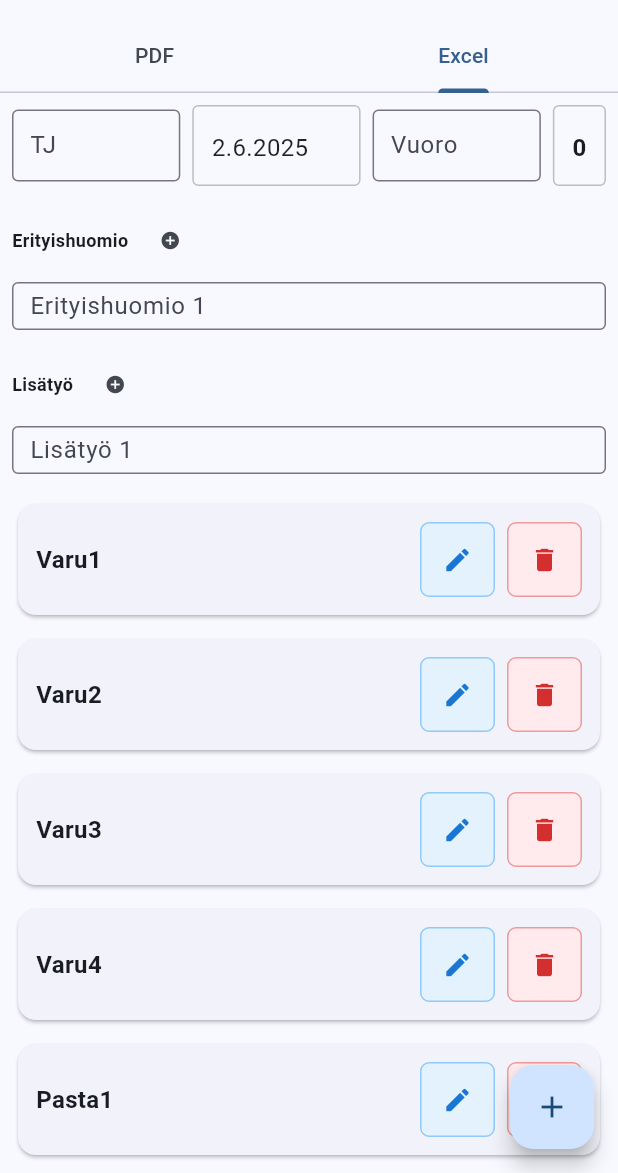
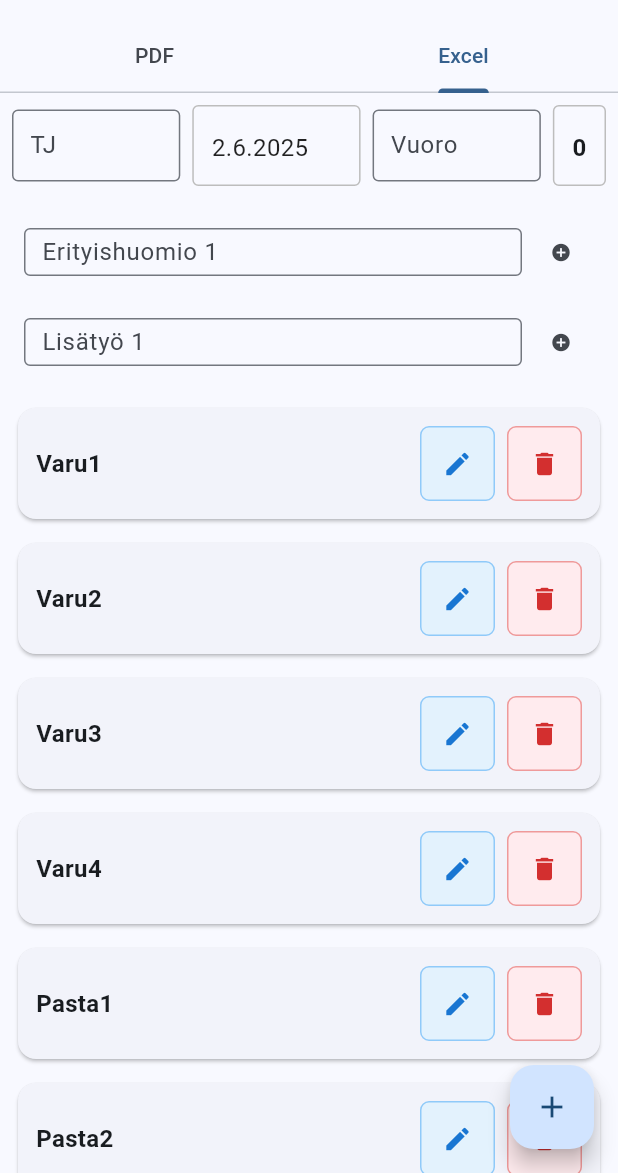
Before and after one commit to Blendermaestro/AEFapp, a Flutter app: the screen it shows after launch, tab 2 chosen, after a tap on the "add circle" icon, on a phone screen of 412 x 824 dp, the part 63-1236 px from its top. Run offline on Flutter 3.47's test engine with Material 3 defaults, Android fonts, the phone set to English and light mode, and no system bars; our stand-ins replace open_file, share_plus, shared_preferences; missing offline and left inert: excel, syncfusion_flutter_pdf, universal_html.

Commit message:
Update: Persistent dark mode + moved notice fields to scroll with profession cards

```diff
--- a/lib/main.dart
+++ b/lib/main.dart
@@ -1,5 +1,6 @@
 import 'package:flutter/material.dart';
 import 'screens/work_card_screen.dart';
+import 'services/local_storage_service.dart';
 
 void main() {
   runApp(const WorkCardApp());
@@ -14,15 +15,50 @@ class WorkCardApp extends StatefulWidget {
 
 class _WorkCardAppState extends State<WorkCardApp> {
   bool _isDarkMode = false;
+  bool _isLoading = true;
 
-  void _toggleTheme(bool isDark) {
+  @override
+  void initState() {
+    super.initState();
+    _loadDarkModePreference();
+  }
+
+  Future<void> _loadDarkModePreference() async {
+    try {
+      final savedDarkMode = await LocalStorageService.loadDarkMode();
+      setState(() {
+        _isDarkMode = savedDarkMode;
+        _isLoading = false;
+      });
+    } catch (e) {
+      setState(() {
+        _isDarkMode = false;
+        _isLoading = false;
+      });
+    }
+  }
+
+  Future<void> _toggleTheme(bool isDark) async {
     setState(() {
       _isDarkMode = isDark;
     });
+    // Save the preference
+    await LocalStorageService.saveDarkMode(isDark);
   }
 
   @override
   Widget build(BuildContext context) {
+    // Show loading screen while loading preferences
+    if (_isLoading) {
+      return MaterialApp(
+        home: Scaffold(
+          body: const Center(
+            child: CircularProgressIndicator(),
+          ),
+        ),
+      );
+    }
+
     return MaterialApp(
       title: 'Työkorttisovellus',
       theme: ThemeData(
--- a/lib/screens/work_card_screen.dart
+++ b/lib/screens/work_card_screen.dart
@@ -209,50 +209,14 @@ class _WorkCardScreenState extends State<WorkCardScreen>
                 ),
               ),
 
-              // Global Notice (shared) - only show on PDF tab
-              AnimatedBuilder(
-                animation: _tabController,
-                builder: (context, child) {
-                  if (_tabController.index == 0) { // PDF tab
-                    return GlobalNoticeField(
-                      value: globalNotice,
-                      onChanged: (value) => setState(() => _saveGlobalNotice(value)),
-                    );
-                  }
-                  return const SizedBox.shrink();
-                },
-              ),
-
-              // Excel-specific fields (only show when Excel tab is active)
-              AnimatedBuilder(
-                animation: _tabController,
-                builder: (context, child) {
-                  if (_tabController.index == 1) {
-                    return ExcelSpecificFields(
-                      comments: comments,
-                      extraWork: extraWork,
-                      onCommentsChanged: (newComments) => setState(() {
-                        comments = newComments;
-                        _saveExcelFields();
-                      }),
-                      onExtraWorkChanged: (newExtraWork) => setState(() {
-                        extraWork = newExtraWork;
-                        _saveExcelFields();
-                      }),
-                    );
-                  }
-                  return const SizedBox.shrink();
-                },
-              ),
-
-              // Profession Cards
+              // Profession Cards and Bottom Fields
               Expanded(
                 child: TabBarView(
                   controller: _tabController,
                   children: [
-                    // PDF Tab - Profession cards
+                    // PDF Tab - Profession cards with global notice scrolling above
                     _buildProfessionCardsList(isPDFTab: true),
-                    // Excel Tab - Profession cards
+                    // Excel Tab - Profession cards with excel fields scrolling above
                     _buildProfessionCardsList(isPDFTab: false),
                   ],
                 ),
@@ -272,22 +236,55 @@ class _WorkCardScreenState extends State<WorkCardScreen>
   Widget _buildProfessionCardsList({required bool isPDFTab}) {
     return ListView.builder(
       padding: const EdgeInsets.all(8),
-      itemCount: professionCards.length,
+      itemCount: professionCards.length + 1, // +1 for the header fields
       itemBuilder: (context, index) {
+        // First item: show the specific fields for each tab
+        if (index == 0) {
+          if (isPDFTab) {
+            // PDF tab: Global Notice Field
+            return Padding(
+              padding: const EdgeInsets.only(bottom: 8),
+              child: GlobalNoticeField(
+                value: globalNotice,
+                onChanged: (value) => setState(() => _saveGlobalNotice(value)),
+              ),
+            );
+          } else {
+            // Excel tab: Excel Specific Fields
+            return Padding(
+              padding: const EdgeInsets.only(bottom: 8),
+              child: ExcelSpecificFields(
+                comments: comments,
+                extraWork: extraWork,
+                onCommentsChanged: (newComments) => setState(() {
+                  comments = newComments;
+                  _saveExcelFields();
+                }),
+                onExtraWorkChanged: (newExtraWork) => setState(() {
+                  extraWork = newExtraWork;
+                  _saveExcelFields();
+                }),
+              ),
+            );
+          }
+        }
+
+        // Profession cards (adjust index since first item is the fields)
+        final cardIndex = index - 1;
         return Padding(
           padding: const EdgeInsets.only(bottom: 8),
           child: ProfessionCard(
-            data: professionCards[index],
+            data: professionCards[cardIndex],
             isPDFTab: isPDFTab,
             onDataChanged: (newData) {
               setState(() {
-                professionCards[index] = newData;
+                professionCards[cardIndex] = newData;
                 _saveProfessionCards();
               });
             },
             onDelete: () {
               setState(() {
-                professionCards.removeAt(index);
+                professionCards.removeAt(cardIndex);
                 _saveProfessionCards();
               });
             },
--- a/lib/widgets/excel_specific_fields.dart
+++ b/lib/widgets/excel_specific_fields.dart
@@ -73,47 +73,11 @@ class _ExcelSpecificFieldsState extends State<ExcelSpecificFields> {
       child: Column(
         crossAxisAlignment: CrossAxisAlignment.start,
         children: [
-          // Comments Section
-          Row(
-            children: [
-              const Text(
-                'Erityishuomio',
-                style: TextStyle(fontSize: 12, fontWeight: FontWeight.bold),
-              ),
-              const SizedBox(width: 4),
-              if (_getLastNonEmptyIndex(widget.comments) < 2)
-                IconButton(
-                  onPressed: _addComment,
-                  icon: const Icon(Icons.add_circle),
-                  iconSize: 14,
-                  padding: EdgeInsets.zero,
-                  constraints: const BoxConstraints(),
-                ),
-            ],
-          ),
-          const SizedBox(height: 4),
+          // Comments Section - removed header row
           ..._buildCommentFields(),
           const SizedBox(height: 8),
 
-          // Extra Work Section
-          Row(
-            children: [
-              const Text(
-                'Lisätyö',
-                style: TextStyle(fontSize: 12, fontWeight: FontWeight.bold),
-              ),
-              const SizedBox(width: 4),
-              if (_getLastNonEmptyIndex(widget.extraWork) < 2)
-                IconButton(
-                  onPressed: _addExtraWork,
-                  icon: const Icon(Icons.add_circle),
-                  iconSize: 14,
-                  padding: EdgeInsets.zero,
-                  constraints: const BoxConstraints(),
-                ),
-            ],
-          ),
-          const SizedBox(height: 4),
+          // Extra Work Section - removed header row
           ..._buildExtraWorkFields(),
         ],
       ),
@@ -129,6 +93,9 @@ class _ExcelSpecificFieldsState extends State<ExcelSpecificFields> {
       fields.add(
         Padding(
           padding: const EdgeInsets.only(bottom: 4),
+          child: Row(
+            children: [
+              Expanded(
                 child: TextField(
                   controller: i < _commentControllers.length ? _commentControllers[i] : null,
                   onChanged: (value) => _updateComment(i, value),
@@ -138,6 +105,17 @@ class _ExcelSpecificFieldsState extends State<ExcelSpecificFields> {
                     contentPadding: const EdgeInsets.symmetric(horizontal: 8, vertical: 4),
                     isDense: true,
                   ),
+                ),
+              ),
+              if (i == fieldsToShow - 1 && _getLastNonEmptyIndex(widget.comments) < 2)
+                IconButton(
+                  onPressed: _addComment,
+                  icon: const Icon(Icons.add_circle),
+                  iconSize: 14,
+                  padding: const EdgeInsets.only(left: 4),
+                  constraints: const BoxConstraints(),
+                ),
+            ],
           ),
         ),
       );
@@ -155,6 +133,9 @@ class _ExcelSpecificFieldsState extends State<ExcelSpecificFields> {
       fields.add(
         Padding(
           padding: const EdgeInsets.only(bottom: 4),
+          child: Row(
+            children: [
+              Expanded(
                 child: TextField(
                   controller: i < _extraWorkControllers.length ? _extraWorkControllers[i] : null,
                   onChanged: (value) => _updateExtraWork(i, value),
@@ -164,6 +145,17 @@ class _ExcelSpecificFieldsState extends State<ExcelSpecificFields> {
                     contentPadding: const EdgeInsets.symmetric(horizontal: 8, vertical: 4),
                     isDense: true,
                   ),
+                ),
+              ),
+              if (i == fieldsToShow - 1 && _getLastNonEmptyIndex(widget.extraWork) < 2)
+                IconButton(
+                  onPressed: _addExtraWork,
+                  icon: const Icon(Icons.add_circle),
+                  iconSize: 14,
+                  padding: const EdgeInsets.only(left: 4),
+                  constraints: const BoxConstraints(),
+                ),
+            ],
           ),
         ),
       );
```
Also changed, not shown: 1 other file. Lines whose indentation alone changed are shown as unchanged.
